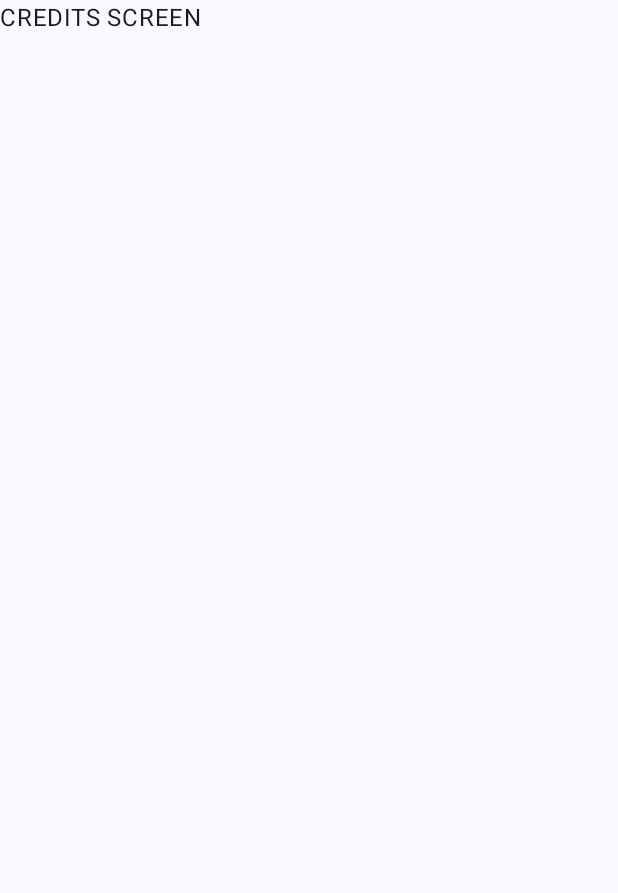
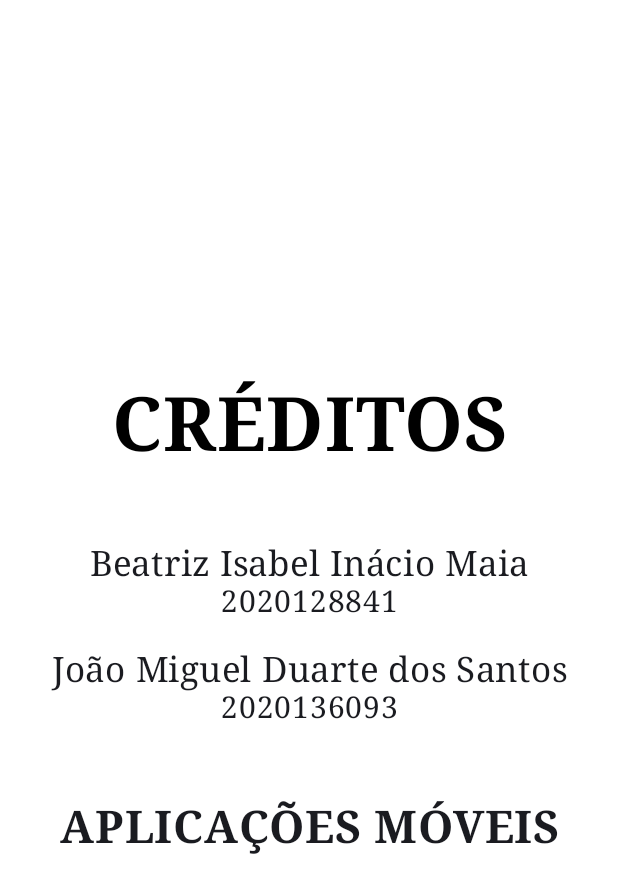
Before and after one commit to joaosantoss12/Tourists-Guide_Mobile-App, an Android app built with Jetpack Compose: the CreditsScreen screen opened through its navigation route, on a phone screen of 412 x 824 dp. Before the commit the part shown is almost empty. Shown: the top 893 px of the screen. Run offline under Robolectric (Android 15) with nearby library versions, the phone set to English and light mode, and no system bars.

Commit message:
updated CreditsScreen and fixed HomeScreen layout bug

```diff
--- a/app/src/main/java/pt/isec/a2020136093/amov/guiaturistico/CreditsScreen.kt
+++ b/app/src/main/java/pt/isec/a2020136093/amov/guiaturistico/CreditsScreen.kt
@@ -12,6 +12,7 @@ import androidx.compose.foundation.layout.Column
 import androidx.compose.foundation.layout.Row
 import androidx.compose.foundation.layout.Spacer
 import androidx.compose.foundation.layout.aspectRatio
+import androidx.compose.foundation.layout.fillMaxSize
 import androidx.compose.foundation.layout.fillMaxWidth
 import androidx.compose.foundation.layout.height
 import androidx.compose.foundation.layout.padding
@@ -58,7 +59,71 @@ fun CreditsScreen(
     modifier : Modifier = Modifier
 ) {
 
-    Text(text = "CREDITS SCREEN")
+    Column(
+        verticalArrangement = Arrangement.Center,
+        modifier = Modifier
+            .fillMaxSize()
+            .background(Color.White)
+    ) {
+        Text(
+            text = "CRÉDITOS",
+            textAlign = TextAlign.Center,
+            fontSize = 50.sp,
+            fontWeight = FontWeight.Bold,
+            fontFamily = FontFamily.Serif,
+            color = Color.Black,
+            modifier = Modifier
+                .fillMaxWidth()
+        )
+        Spacer(modifier = Modifier.height(50.dp))
+
+        Text(
+            text = "Beatriz Isabel Inácio Maia",
+            textAlign = TextAlign.Center,
+            fontSize = 23.sp,
+            fontFamily = FontFamily.Serif,
+            modifier = Modifier
+                .fillMaxWidth()
+        )
+        Text(
+            text = "2020128841",
+            textAlign = TextAlign.Center,
+            fontSize = 20.sp,
+            fontFamily = FontFamily.Serif,
+            modifier = Modifier
+                .fillMaxWidth()
+        )
+
+        Spacer(modifier = Modifier.height(20.dp))
+
+        Text(
+            text = "João Miguel Duarte dos Santos",
+            textAlign = TextAlign.Center,
+            fontSize = 23.sp,
+            fontFamily = FontFamily.Serif,
+            modifier = Modifier
+                .fillMaxWidth()
+        )
+        Text(
+            text = "2020136093",
+            textAlign = TextAlign.Center,
+            fontSize = 20.sp,
+            fontFamily = FontFamily.Serif,
+            modifier = Modifier
+                .fillMaxWidth()
+        )
+
+        Spacer(modifier = Modifier.height(50.dp))
+        Text(
+            text = "APLICAÇÕES MÓVEIS", // Replace with the subject name
+            fontSize = 30.sp,
+            fontFamily = FontFamily.Serif,
+            fontWeight = FontWeight.Bold,
+            textAlign = TextAlign.Center,
+            modifier = Modifier
+                .fillMaxWidth()
+        )
+    }
 }
 
 
```
Also changed, not shown: app/src/main/java/pt/isec/a2020136093/amov/guiaturistico/HomeScreen.kt (+19 -21 lines), app/src/main/res/drawable/aveiro.jpg, app/src/main/res/drawable/faro.jpg.
